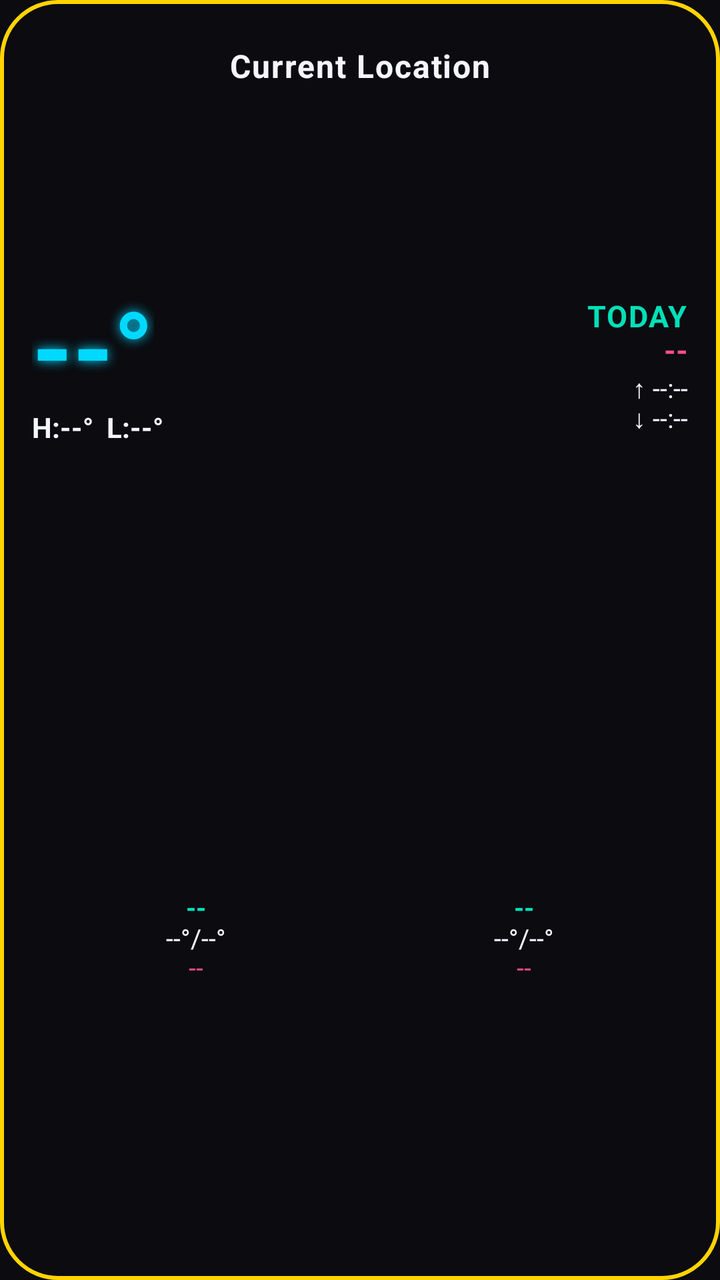
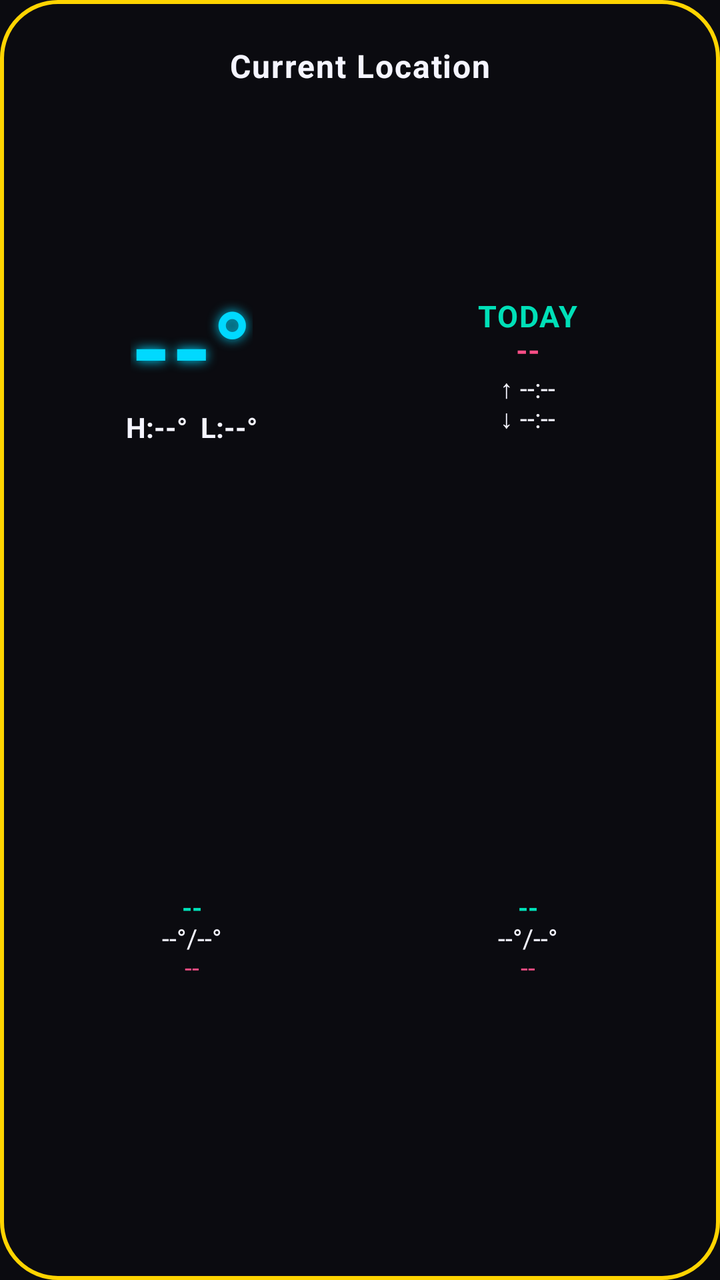

Screens rendered from an Android XML layout before and after an edit, with the pre-edit source and the edit as a unified diff.
<!-- AndroidManifest.xml: application theme Theme.WeatherWidget -->
<!-- res/layout/widget_weather.xml -->
<?xml version="1.0" encoding="utf-8"?>
<LinearLayout xmlns:android="http://schemas.android.com/apk/res/android"
    android:id="@+id/weatherWidgetRoot"
    android:layout_width="match_parent"
    android:layout_height="match_parent"
    android:orientation="vertical"
    android:background="@drawable/widget_background"
    android:paddingTop="24dp"
    android:paddingBottom="16dp"
    android:paddingStart="16dp"
    android:paddingEnd="16dp">

    
    <TextView
        android:id="@+id/cityText"
        android:layout_width="match_parent"
        android:layout_height="wrap_content"
        android:gravity="center"
        android:includeFontPadding="false"
        android:textColor="@color/retro_white"
        android:textStyle="bold"
        android:letterSpacing="0.04"
        android:maxLines="1"
        android:ellipsize="end"
        android:textSize="16sp"
        android:text="@string/current_location" />

    
    <LinearLayout
        android:id="@+id/topRow"
        android:layout_width="match_parent"
        android:layout_height="0dp"
        android:layout_weight="1"
        android:orientation="horizontal"
        android:baselineAligned="false"
        android:layout_marginTop="2dp">

        
        <LinearLayout
            android:layout_width="0dp"
            android:layout_weight="1"
            android:layout_height="match_parent"
            android:orientation="vertical"
            android:gravity="start|center_vertical">

            <TextView
                android:id="@+id/tempText"
                android:layout_width="wrap_content"
                android:layout_height="wrap_content"
                android:includeFontPadding="false"
                android:textColor="@color/retro_cyan"
                android:textSize="52sp"
                android:textStyle="bold"
                android:shadowColor="@color/retro_cyan"
                android:shadowDx="0"
                android:shadowDy="0"
                android:shadowRadius="14"
                android:text="--°" />

            <TextView
                android:id="@+id/todayHighLowText"
                android:layout_width="wrap_content"
                android:layout_height="wrap_content"
                android:includeFontPadding="false"
                android:textColor="@color/retro_white"
                android:textSize="14sp"
                android:textStyle="bold"
                android:maxLines="1"
                android:ellipsize="end"
                android:text="H:--°  L:--°" />

        </LinearLayout>

        
        <LinearLayout
            android:layout_width="0dp"
            android:layout_weight="1"
            android:layout_height="match_parent"
            android:orientation="vertical"
            android:gravity="end|center_vertical">

            <TextView
                android:id="@+id/todayLabelText"
                android:layout_width="wrap_content"
                android:layout_height="wrap_content"
                android:includeFontPadding="false"
                android:textColor="@color/retro_teal"
                android:textSize="15sp"
                android:textStyle="bold"
                android:letterSpacing="0.04"
                android:maxLines="1"
                android:ellipsize="end"
                android:text="@string/widget_today_label" />

            
            <TextView
                android:id="@+id/conditionText"
                android:layout_width="wrap_content"
                android:layout_height="wrap_content"
                android:layout_marginTop="-3dp"
                android:textColor="@color/retro_pink"
                android:textSize="15sp"
                android:textStyle="bold"
                android:maxLines="1"
                android:ellipsize="end"
                android:text="--" />

            
            <LinearLayout
                android:id="@+id/sunRow"
                android:layout_width="wrap_content"
                android:layout_height="wrap_content"
                android:orientation="vertical"
                android:gravity="end">

                <TextView
                    android:id="@+id/sunriseText"
                    android:layout_width="wrap_content"
                    android:layout_height="wrap_content"
                    android:includeFontPadding="false"
                    android:textColor="@color/retro_white"
                    android:textSize="13sp"
                    android:maxLines="1"
                    android:ellipsize="end"
                    android:text="↑ --:--" />

                <TextView
                    android:id="@+id/sunsetText"
                    android:layout_width="wrap_content"
                    android:layout_height="wrap_content"
                    android:layout_marginTop="-3dp"
                    android:includeFontPadding="false"
                    android:textColor="@color/retro_white"
                    android:textSize="13sp"
                    android:maxLines="1"
                    android:ellipsize="end"
                    android:text="↓ --:--" />

            </LinearLayout>

        </LinearLayout>

    </LinearLayout>

    
    <LinearLayout
        android:id="@+id/forecastRow"
        android:layout_width="match_parent"
        android:layout_height="0dp"
        android:layout_weight="1"
        android:layout_marginTop="8dp"
        android:orientation="horizontal">

        <LinearLayout
            android:layout_width="0dp"
            android:layout_weight="1"
            android:layout_height="match_parent"
            android:orientation="vertical"
            android:gravity="center">

            <TextView
                android:id="@+id/forecast1Day"
                android:layout_width="wrap_content"
                android:layout_height="wrap_content"
                android:includeFontPadding="false"
                android:textColor="@color/retro_teal"
                android:textStyle="bold"
                android:textSize="13sp"
                android:text="--" />

            <TextView
                android:id="@+id/forecast1HighLow"
                android:layout_width="wrap_content"
                android:layout_height="wrap_content"
                android:includeFontPadding="false"
                android:textColor="@color/retro_white"
                android:textSize="13sp"
                android:text="--°/--°" />

            
            <TextView
                android:id="@+id/forecast1Condition"
                android:layout_width="wrap_content"
                android:layout_height="wrap_content"
                android:layout_marginTop="-3dp"
                android:textColor="@color/retro_pink"
                android:textSize="13sp"
                android:text="--" />

        </LinearLayout>

        <LinearLayout
            android:layout_width="0dp"
            android:layout_weight="1"
            android:layout_height="match_parent"
            android:orientation="vertical"
            android:gravity="center">

            <TextView
                android:id="@+id/forecast2Day"
                android:layout_width="wrap_content"
                android:layout_height="wrap_content"
                android:includeFontPadding="false"
                android:textColor="@color/retro_teal"
                android:textStyle="bold"
                android:textSize="13sp"
                android:text="--" />

            <TextView
                android:id="@+id/forecast2HighLow"
                android:layout_width="wrap_content"
                android:layout_height="wrap_content"
                android:includeFontPadding="false"
                android:textColor="@color/retro_white"
                android:textSize="13sp"
                android:text="--°/--°" />

            
            <TextView
                android:id="@+id/forecast2Condition"
                android:layout_width="wrap_content"
                android:layout_height="wrap_content"
                android:layout_marginTop="-3dp"
                android:textColor="@color/retro_pink"
                android:textSize="13sp"
                android:text="--" />

        </LinearLayout>

    </LinearLayout>

    
    <TextView
        android:id="@+id/updatedText"
        android:layout_width="match_parent"
        android:layout_height="wrap_content"
        android:layout_marginTop="4dp"
        android:includeFontPadding="false"
        android:gravity="center"
        android:textColor="@color/retro_white_dim"
        android:textSize="10sp"
        android:maxLines="1"
        android:ellipsize="end"
        android:text="" />

</LinearLayout>
<!-- resources referenced by this layout -->
<resources>
  <color name="retro_cyan">#00D9FF</color>
  <color name="retro_pink">#FF4F87</color>
  <color name="retro_teal">#00E0B8</color>
  <color name="retro_white">#F5F5FF</color>
  <color name="retro_white_dim">#8C8C99</color>
  <!-- drawable widget_background (drawable) -->
  <?xml version="1.0" encoding="utf-8"?>
  <layer-list xmlns:android="http://schemas.android.com/apk/res/android">
      <item>
          <shape android:shape="rectangle">
              <solid android:color="@color/widget_bg" />
              <corners android:radius="@dimen/widget_corner_radius" />
          </shape>
      </item>
      <item>
          <shape android:shape="rectangle">
              <stroke
                  android:width="2dp"
                  android:color="@color/retro_yellow" />
              <corners android:radius="@dimen/widget_corner_radius" />
          </shape>
      </item>
  </layer-list>
  <string name="current_location">Current Location</string>
  <string name="widget_today_label">TODAY</string>
  <style name="Theme.WeatherWidget" parent="Theme.MaterialComponents.NoActionBar">
          <item name="colorPrimary">@color/retro_teal</item>
          <item name="colorPrimaryDark">@color/black</item>
          <item name="colorAccent">@color/retro_cyan</item>
          <item name="android:windowBackground">@color/widget_bg</item>
          <item name="android:textColorPrimary">@color/retro_white</item>
          <item name="android:textColorSecondary">@color/retro_white</item>
      </style>
  <color name="widget_bg">#0B0B10</color>
  <dimen name="widget_corner_radius">20dp</dimen>
  <color name="retro_yellow">#FFD400</color>
  <color name="black">#000000</color>
</resources>

<!-- the commit's change to res/layout/widget_weather.xml (unified diff, before → after) -->
@@ -40,8 +40,9 @@
             android:layout_width="0dp"
             android:layout_weight="1"
             android:layout_height="match_parent"
-            android:orientation="vertical"
-            android:gravity="start|center_vertical">
+            android:layout_marginEnd="4dp"
+            android:orientation="vertical"
+            android:gravity="center">
 
             <TextView
                 android:id="@+id/tempText"
@@ -76,8 +77,9 @@
             android:layout_width="0dp"
             android:layout_weight="1"
             android:layout_height="match_parent"
-            android:orientation="vertical"
-            android:gravity="end|center_vertical">
+            android:layout_marginStart="4dp"
+            android:orientation="vertical"
+            android:gravity="center">
 
             <TextView
                 android:id="@+id/todayLabelText"
@@ -111,7 +113,7 @@
                 android:layout_width="wrap_content"
                 android:layout_height="wrap_content"
                 android:orientation="vertical"
-                android:gravity="end">
+                android:gravity="center">
 
                 <TextView
                     android:id="@+id/sunriseText"
@@ -155,6 +157,7 @@
             android:layout_width="0dp"
             android:layout_weight="1"
             android:layout_height="match_parent"
+            android:layout_marginEnd="4dp"
             android:orientation="vertical"
             android:gravity="center">
 
@@ -193,6 +196,7 @@
             android:layout_width="0dp"
             android:layout_weight="1"
             android:layout_height="match_parent"
+            android:layout_marginStart="4dp"
             android:orientation="vertical"
             android:gravity="center">
 
